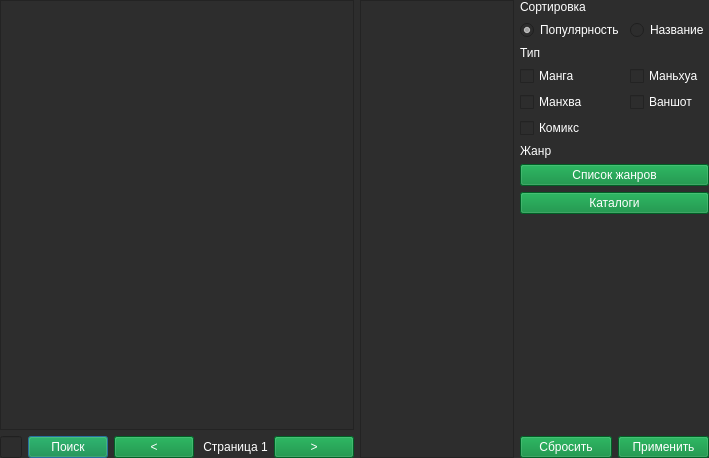
Old version of the form form/desuUI.ui in the repository brandonzorn/Nlight.
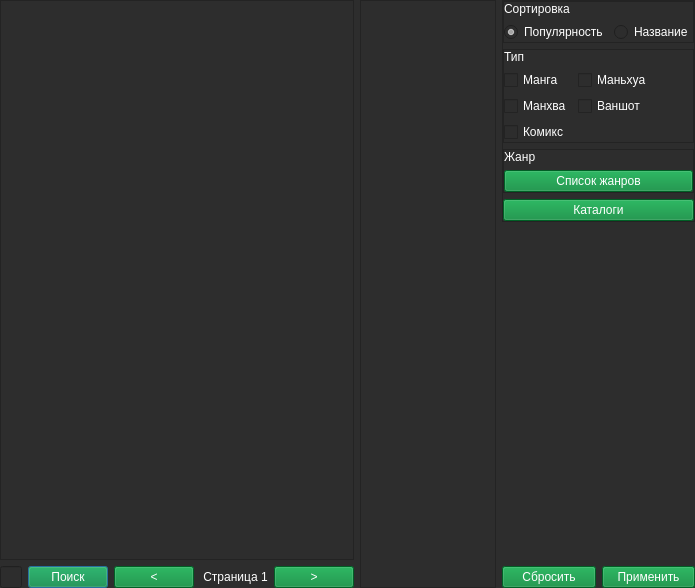
New version of the form.

Commit message: updated search filters

Diff of the .ui file:
```diff
--- a/form/desuUI.ui
+++ b/form/desuUI.ui
@@ -6,8 +6,8 @@
    <rect>
     <x>0</x>
     <y>0</y>
-    <width>709</width>
-    <height>458</height>
+    <width>695</width>
+    <height>588</height>
    </rect>
   </property>
   <property name="palette">
@@ -750,19 +750,57 @@
    <item>
     <layout class="QVBoxLayout" name="verticalLayout_3">
      <item>
-      <layout class="QGridLayout" name="gridLayout">
-       <item row="7" column="0" colspan="2">
-        <widget class="QPushButton" name="btn_genres_list">
-         <property name="styleSheet">
-          <string notr="true">background-color: rgb(0, 133, 52);
-color: rgb(255, 255, 255);</string>
-         </property>
+      <widget class="QFrame" name="filters_frame">
+       <property name="frameShape">
+        <enum>QFrame::StyledPanel</enum>
+       </property>
+       <property name="frameShadow">
+        <enum>QFrame::Raised</enum>
+       </property>
+       <layout class="QVBoxLayout" name="verticalLayout_6">
+        <property name="leftMargin">
+         <number>0</number>
+        </property>
+        <property name="topMargin">
+         <number>0</number>
+        </property>
+        <property name="rightMargin">
+         <number>0</number>
+        </property>
+        <property name="bottomMargin">
+         <number>0</number>
+        </property>
+        <item>
+         <widget class="QFrame" name="order_frame">
+          <property name="frameShape">
+           <enum>QFrame::StyledPanel</enum>
+          </property>
+          <property name="frameShadow">
+           <enum>QFrame::Raised</enum>
+          </property>
+          <layout class="QVBoxLayout" name="verticalLayout_2">
+           <property name="leftMargin">
+            <number>0</number>
+           </property>
+           <property name="topMargin">
+            <number>0</number>
+           </property>
+           <property name="rightMargin">
+            <number>0</number>
+           </property>
+           <property name="bottomMargin">
+            <number>0</number>
+           </property>
+           <item>
+            <widget class="QLabel" name="label_sort">
          <property name="text">
-          <string>Список жанров</string>
+              <string>Сортировка</string>
          </property>
         </widget>
        </item>
-       <item row="1" column="0">
+           <item>
+            <layout class="QFormLayout" name="formLayout">
+             <item row="0" column="0">
         <widget class="QRadioButton" name="sort_popular">
          <property name="text">
           <string>Популярность</string>
@@ -772,20 +810,62 @@
          </property>
         </widget>
        </item>
-       <item row="9" column="0" colspan="2">
-        <spacer name="verticalSpacer">
-         <property name="orientation">
-          <enum>Qt::Vertical</enum>
-         </property>
-         <property name="sizeHint" stdset="0">
-          <size>
-           <width>20</width>
-           <height>40</height>
-          </size>
-         </property>
-        </spacer>
-       </item>
-       <item row="3" column="1">
+             <item row="0" column="1">
+              <widget class="QRadioButton" name="sort_name">
+               <property name="text">
+                <string>Название</string>
+               </property>
+              </widget>
+             </item>
+            </layout>
+           </item>
+          </layout>
+         </widget>
+        </item>
+        <item>
+         <widget class="QFrame" name="kind_frame">
+          <property name="frameShape">
+           <enum>QFrame::StyledPanel</enum>
+          </property>
+          <property name="frameShadow">
+           <enum>QFrame::Raised</enum>
+          </property>
+          <layout class="QVBoxLayout" name="verticalLayout_4">
+           <property name="leftMargin">
+            <number>0</number>
+           </property>
+           <property name="topMargin">
+            <number>0</number>
+           </property>
+           <property name="rightMargin">
+            <number>0</number>
+           </property>
+           <property name="bottomMargin">
+            <number>0</number>
+           </property>
+           <item>
+            <widget class="QLabel" name="label_type">
+             <property name="text">
+              <string>Тип</string>
+             </property>
+            </widget>
+           </item>
+           <item>
+            <layout class="QFormLayout" name="formLayout_2">
+             <item row="0" column="0">
+              <widget class="QCheckBox" name="type_manga">
+               <property name="text">
+                <string>Манга</string>
+               </property>
+               <property name="checked">
+                <bool>false</bool>
+               </property>
+               <property name="tristate">
+                <bool>false</bool>
+               </property>
+              </widget>
+             </item>
+             <item row="0" column="1">
         <widget class="QCheckBox" name="type_manhua">
          <property name="text">
           <string>Маньхуа</string>
@@ -798,21 +878,20 @@
          </property>
         </widget>
        </item>
-       <item row="6" column="0">
-        <widget class="QLabel" name="label_genre">
+             <item row="1" column="0">
+              <widget class="QCheckBox" name="type_manhwa">
          <property name="text">
-          <string>Жанр</string>
+                <string>Манхва</string>
+               </property>
+               <property name="checked">
+                <bool>false</bool>
+               </property>
+               <property name="tristate">
+                <bool>false</bool>
          </property>
         </widget>
        </item>
        <item row="1" column="1">
-        <widget class="QRadioButton" name="sort_name">
-         <property name="text">
-          <string>Название</string>
-         </property>
-        </widget>
-       </item>
-       <item row="4" column="1">
         <widget class="QCheckBox" name="type_one_shot">
          <property name="text">
           <string>Ваншот</string>
@@ -825,7 +904,7 @@
          </property>
         </widget>
        </item>
-       <item row="5" column="0">
+             <item row="2" column="0" colspan="2">
         <widget class="QCheckBox" name="type_comics">
          <property name="text">
           <string>Комикс</string>
@@ -838,47 +917,54 @@
          </property>
         </widget>
        </item>
-       <item row="4" column="0">
-        <widget class="QCheckBox" name="type_manhwa">
-         <property name="text">
-          <string>Манхва</string>
-         </property>
-         <property name="checked">
-          <bool>false</bool>
-         </property>
-         <property name="tristate">
-          <bool>false</bool>
-         </property>
-        </widget>
-       </item>
-       <item row="2" column="0">
-        <widget class="QLabel" name="label_type">
-         <property name="text">
-          <string>Тип</string>
-         </property>
-        </widget>
-       </item>
-       <item row="3" column="0">
-        <widget class="QCheckBox" name="type_manga">
-         <property name="text">
-          <string>Манга</string>
-         </property>
-         <property name="checked">
-          <bool>false</bool>
-         </property>
-         <property name="tristate">
-          <bool>false</bool>
+            </layout>
+           </item>
+          </layout>
+         </widget>
+        </item>
+        <item>
+         <widget class="QFrame" name="genres_frame">
+          <property name="frameShape">
+           <enum>QFrame::StyledPanel</enum>
+          </property>
+          <property name="frameShadow">
+           <enum>QFrame::Raised</enum>
+          </property>
+          <layout class="QVBoxLayout" name="verticalLayout_5">
+           <property name="leftMargin">
+            <number>0</number>
+           </property>
+           <property name="topMargin">
+            <number>0</number>
+           </property>
+           <property name="rightMargin">
+            <number>0</number>
+           </property>
+           <property name="bottomMargin">
+            <number>0</number>
+           </property>
+           <item>
+            <widget class="QLabel" name="label_genre">
+             <property name="text">
+              <string>Жанр</string>
          </property>
         </widget>
        </item>
-       <item row="0" column="0">
-        <widget class="QLabel" name="label_sort">
+           <item>
+            <widget class="QPushButton" name="btn_genres_list">
+             <property name="styleSheet">
+              <string notr="true">background-color: rgb(0, 133, 52);
+color: rgb(255, 255, 255);</string>
+             </property>
          <property name="text">
-          <string>Сортировка</string>
+              <string>Список жанров</string>
          </property>
         </widget>
        </item>
-       <item row="8" column="0" colspan="2">
+          </layout>
+         </widget>
+        </item>
+        <item>
         <widget class="QPushButton" name="btn_catalogs">
          <property name="styleSheet">
           <string notr="true">background-color: rgb(0, 133, 52);
@@ -890,6 +976,20 @@
         </widget>
        </item>
       </layout>
+      </widget>
+     </item>
+     <item>
+      <spacer name="verticalSpacer">
+       <property name="orientation">
+        <enum>Qt::Vertical</enum>
+       </property>
+       <property name="sizeHint" stdset="0">
+        <size>
+         <width>20</width>
+         <height>40</height>
+        </size>
+       </property>
+      </spacer>
      </item>
      <item>
       <layout class="QHBoxLayout" name="horizontalLayout">
```
Lines whose indentation alone changed are shown as unchanged. The commit also changes 8 other files.
